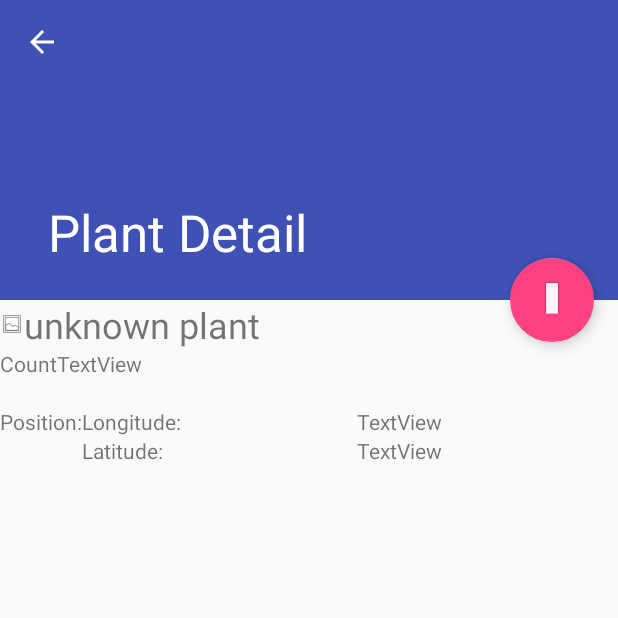
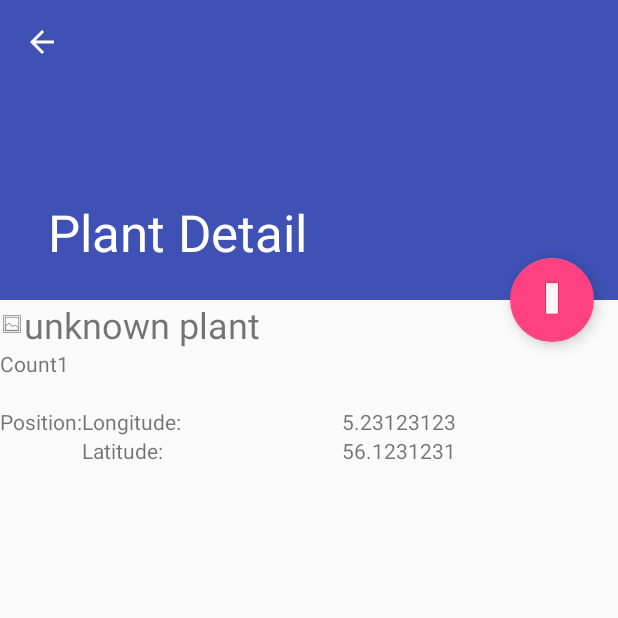
Before and after one commit to niccokunzmann/mundraub-android, an Android app: the PlantDetailFragment screen opened directly, with no data from a screen before it, on a phone screen of 412 x 824 dp, the top half of it. Run offline under Robolectric (Android 15) with nearby library versions, the phone set to English and light mode, and no system bars; 1 statement that could not run was skipped.

Commit message:
fill in dummy text

```diff
--- a/app/src/main/res/layout/plant_detail.xml
+++ b/app/src/main/res/layout/plant_detail.xml
@@ -48,7 +48,7 @@
             android:layout_width="wrap_content"
             android:layout_height="wrap_content"
             android:layout_weight="1"
-            android:text="TextView" />
+            android:text="1" />
 
     </LinearLayout>
 
@@ -90,7 +90,7 @@
                     android:layout_width="wrap_content"
                     android:layout_height="wrap_content"
                     android:layout_weight="1"
-                    android:text="TextView" />
+                    android:text="5.23123123" />
             </TableRow>
 
             <TableRow
@@ -109,7 +109,7 @@
                     android:layout_width="wrap_content"
                     android:layout_height="wrap_content"
                     android:layout_weight="1"
-                    android:text="TextView" />
+                    android:text="56.1231231" />
 
             </TableRow>
         </TableLayout>
```
